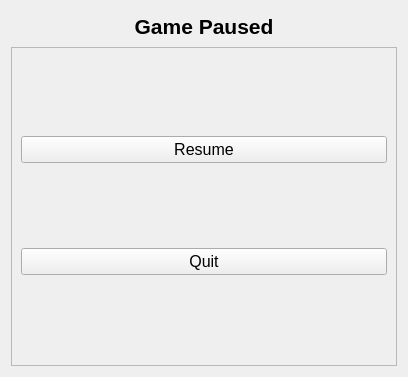
Above: ui/pause_menu.ui from kpdudek/TankGame before the change. Below: the same form after it.
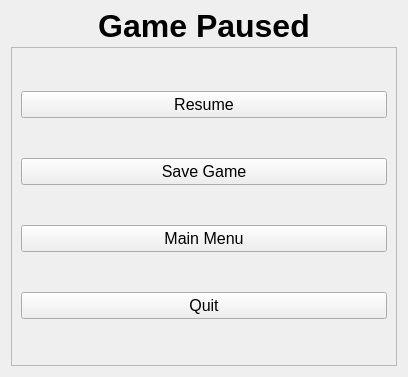
That is the form after the change.

Commit message: Game is now turn based.

```diff
--- a/ui/pause_menu.ui
+++ b/ui/pause_menu.ui
@@ -22,20 +22,8 @@
      <property name="frameShadow">
       <enum>QFrame::Raised</enum>
      </property>
-     <layout class="QGridLayout" name="gridLayout_2">
-      <item row="1" column="0">
-       <widget class="QPushButton" name="quit_button">
-        <property name="font">
-         <font>
-          <pointsize>12</pointsize>
-         </font>
-        </property>
-        <property name="text">
-         <string>Quit</string>
-        </property>
-       </widget>
-      </item>
-      <item row="0" column="0">
+     <layout class="QVBoxLayout" name="verticalLayout">
+      <item>
        <widget class="QPushButton" name="resume_button">
         <property name="font">
          <font>
@@ -47,6 +35,42 @@
         </property>
        </widget>
       </item>
+      <item>
+       <widget class="QPushButton" name="save_game_button">
+        <property name="font">
+         <font>
+          <pointsize>12</pointsize>
+         </font>
+        </property>
+        <property name="text">
+         <string>Save Game</string>
+        </property>
+       </widget>
+      </item>
+      <item>
+       <widget class="QPushButton" name="return_to_menu_button">
+        <property name="font">
+         <font>
+          <pointsize>12</pointsize>
+         </font>
+        </property>
+        <property name="text">
+         <string>Main Menu</string>
+        </property>
+       </widget>
+      </item>
+      <item>
+       <widget class="QPushButton" name="quit_button">
+        <property name="font">
+         <font>
+          <pointsize>12</pointsize>
+         </font>
+        </property>
+        <property name="text">
+         <string>Quit</string>
+        </property>
+       </widget>
+      </item>
      </layout>
     </widget>
    </item>
@@ -60,7 +84,7 @@
      </property>
      <property name="font">
       <font>
-       <pointsize>16</pointsize>
+       <pointsize>24</pointsize>
        <weight>75</weight>
        <bold>true</bold>
       </font>
```
The commit also changes 9 other files.
